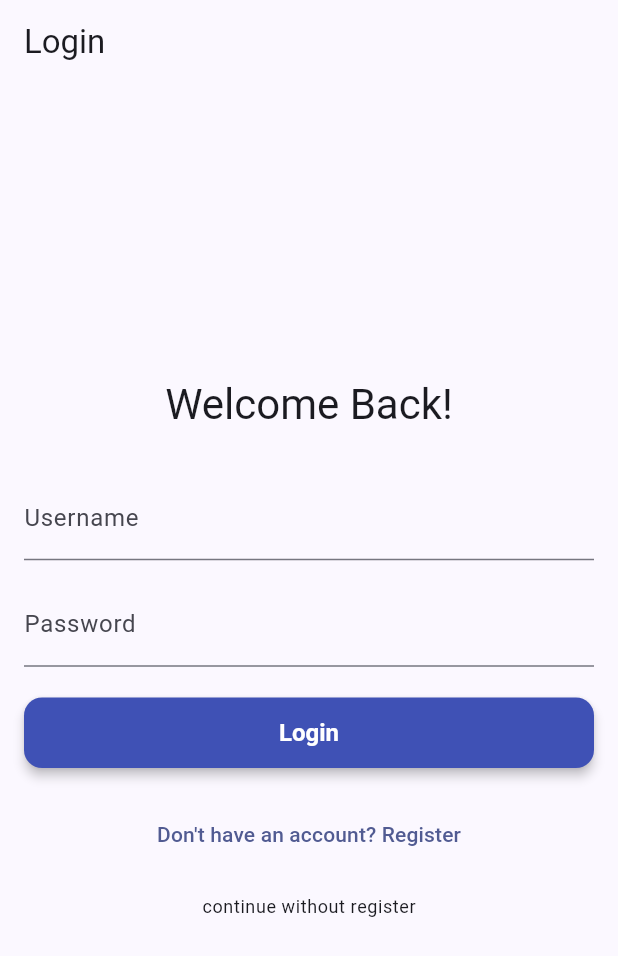
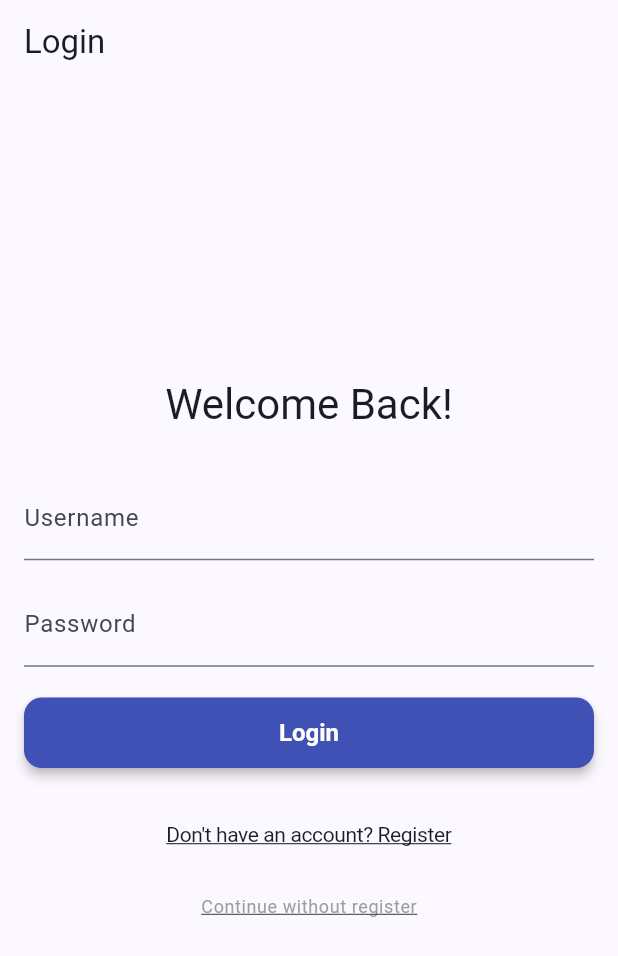
Before and after one commit to thetlwinlwin/rent_me, a Flutter app: the screen it shows after launch, on a phone screen of 412 x 824 dp. Shown: the top 956 px of the screen. Run offline on Flutter 3.47's test engine with Material 3 defaults, Android fonts, the light colour scheme and no system bars; our stand-ins replace cached_network_image, dio, flutter_riverpod, flutter_secure_storage, go_router, image_picker.

Commit message:
create custom text btn

```diff
--- a/lib/core/network/dio_client.dart
+++ b/lib/core/network/dio_client.dart
@@ -52,9 +52,8 @@ class DioClient {
             if (authStatus == AuthStatus.authenticated) {
               try {
                 await _ref.read(authNotifierProvider.notifier).logout();
-                print('[DioClient] Auto-logged out due to 401 Unauthorized.');
               } catch (e) {
-                print('[DioClient] Error during auto-logout: $e');
+                rethrow;
               }
             }
           }
--- a/lib/features/auth/presentation/screens/login_screen.dart
+++ b/lib/features/auth/presentation/screens/login_screen.dart
@@ -5,6 +5,7 @@ import 'package:flutter_riverpod/flutter_riverpod.dart';
 import 'package:go_router/go_router.dart'; // For navigation after login
 import 'package:rent_me/core/constants/constants.dart'; // For route paths
 import 'package:rent_me/features/auth/presentation/providers/auth_provider.dart';
+import 'package:rent_me/shared/widgets/custom_text_btn.dart';
 
 class LoginScreen extends ConsumerStatefulWidget {
   const LoginScreen({super.key});
@@ -114,17 +115,26 @@ class _LoginScreenState extends ConsumerState<LoginScreen> {
                           : const Text('Login'),
                 ),
                 const SizedBox(height: 20),
-                TextButton(
-                  onPressed:
+                CustomTextBtn(
+                  style: Theme.of(context).textTheme.displayLarge!.copyWith(
+                    fontSize: 14,
+                    decoration: TextDecoration.underline,
+                  ),
+                  onTap:
                       _isLoading
                           ? null
                           : () {
                             context.push(AppConstants.registerRoute);
                           },
-                  child: const Text('Don\'t have an account? Register'),
+                  onPressColor: Colors.indigo.shade400,
+                  text: 'Don\'t have an account? Register',
                 ),
-                TextButton(
-                  onPressed:
+                CustomTextBtn(
+                  style: Theme.of(context).textTheme.bodySmall!.copyWith(
+                    color: Colors.grey.shade500,
+                    decoration: TextDecoration.underline,
+                  ),
+                  onTap:
                       _isLoading
                           ? null
                           : () {
@@ -132,10 +142,8 @@ class _LoginScreenState extends ConsumerState<LoginScreen> {
                                 .read(authNotifierProvider.notifier)
                                 .guestLogin();
                           },
-                  child: Text(
-                    'continue without register',
-                    style: Theme.of(context).textTheme.bodySmall,
-                  ),
+                  onPressColor: Colors.indigo.shade400,
+                  text: 'Continue without register',
                 ),
               ],
             ),
--- a/lib/features/leases/data/lease_repository.dart
+++ b/lib/features/leases/data/lease_repository.dart
@@ -29,7 +29,6 @@ class LeaseRepository {
     } on DioException {
       throw Exception('Network error fetching leases. Please try again.');
     } catch (e) {
-      print(e);
       throw Exception('An unexpected error occurred while fetching leases.');
     }
   }
@@ -56,7 +55,6 @@ class LeaseRepository {
     }
   }
 
-  // --- TODO: Add other methods as needed ---
   Future<Lease> leaseOffer(CreateLease leaseDetails) async {
     try {
       final response = await _dio.post(
--- a/lib/shared/theme.dart
+++ b/lib/shared/theme.dart
@@ -1,4 +1,5 @@
 import 'package:flutter/material.dart';
+import 'package:rent_me/core/constants/constants.dart';
 
 final lightTheme = ThemeData(
   colorScheme: ColorScheme.fromSeed(
@@ -7,12 +8,23 @@ final lightTheme = ThemeData(
   ),
   useMaterial3: true,
   brightness: Brightness.light,
+  textButtonTheme: TextButtonThemeData(
+    style: TextButton.styleFrom(
+      foregroundColor: Colors.indigo,
+      padding: const EdgeInsets.symmetric(horizontal: 20, vertical: 14),
+      textStyle: const TextStyle(fontWeight: FontWeight.w600, fontSize: 16),
+      shape: RoundedRectangleBorder(
+        borderRadius: BorderRadius.circular(AppConstants.defaultBorderRadius),
+      ),
+    ),
+  ),
   elevatedButtonTheme: ElevatedButtonThemeData(
     style: ElevatedButton.styleFrom(
       backgroundColor: Colors.indigo,
       foregroundColor: Colors.white,
-      disabledBackgroundColor: Colors.indigo.shade100,
-      shape: RoundedRectangleBorder(borderRadius: BorderRadius.circular(12)),
+      shape: RoundedRectangleBorder(
+        borderRadius: BorderRadius.circular(AppConstants.defaultBorderRadius),
+      ),
       elevation: 3,
       padding: const EdgeInsets.symmetric(horizontal: 20, vertical: 14),
       textStyle: const TextStyle(fontWeight: FontWeight.w600, fontSize: 16),
@@ -32,8 +44,9 @@ final darkTheme = ThemeData(
     style: ElevatedButton.styleFrom(
       backgroundColor: Colors.indigo.shade300,
       foregroundColor: Colors.black,
-      disabledBackgroundColor: Colors.indigo.shade800,
-      shape: RoundedRectangleBorder(borderRadius: BorderRadius.circular(12)),
+      shape: RoundedRectangleBorder(
+        borderRadius: BorderRadius.circular(AppConstants.defaultBorderRadius),
+      ),
       elevation: 3,
       padding: const EdgeInsets.symmetric(horizontal: 20, vertical: 14),
       textStyle: const TextStyle(fontWeight: FontWeight.w600, fontSize: 16),
--- /dev/null
+++ b/lib/shared/widgets/custom_text_btn.dart
@@ -0,0 +1,47 @@
+import 'package:flutter/material.dart';
+
+class CustomTextBtn extends StatelessWidget {
+  final VoidCallback? onTap;
+  final TextStyle style;
+  final Color? onPressColor;
+  final String text;
+  const CustomTextBtn({
+    super.key,
+    required this.onTap,
+    required this.style,
+    required this.onPressColor,
+    required this.text,
+  });
+
+  @override
+  Widget build(BuildContext context) {
+    return TextButton(
+      onPressed: onTap,
+      style: ButtonStyle(
+        overlayColor: WidgetStateProperty.all(Colors.transparent),
+        textStyle: WidgetStateProperty.resolveWith<TextStyle>((
+          Set<WidgetState> states,
+        ) {
+          if (states.contains(WidgetState.pressed)) {
+            return style.copyWith(
+              decorationColor:
+                  onPressColor ?? Theme.of(context).colorScheme.primaryFixedDim,
+            );
+          }
+          return style;
+        }),
+        foregroundColor: WidgetStateProperty.resolveWith<Color>((
+          Set<WidgetState> states,
+        ) {
+          if (states.contains(WidgetState.pressed)) {
+            return onPressColor ??
+                Theme.of(context).colorScheme.primaryFixedDim;
+          }
+          return style.color ?? Theme.of(context).colorScheme.primary;
+        }),
+        padding: WidgetStateProperty.all(const EdgeInsets.all(0)),
+      ),
+      child: Text(text),
+    );
+  }
+}
```
Also changed, not shown: lib/features/auth/data/auth_repository.dart (+1 -6 lines), lib/shared/widgets/route_guard.dart (+9 -8 lines).
